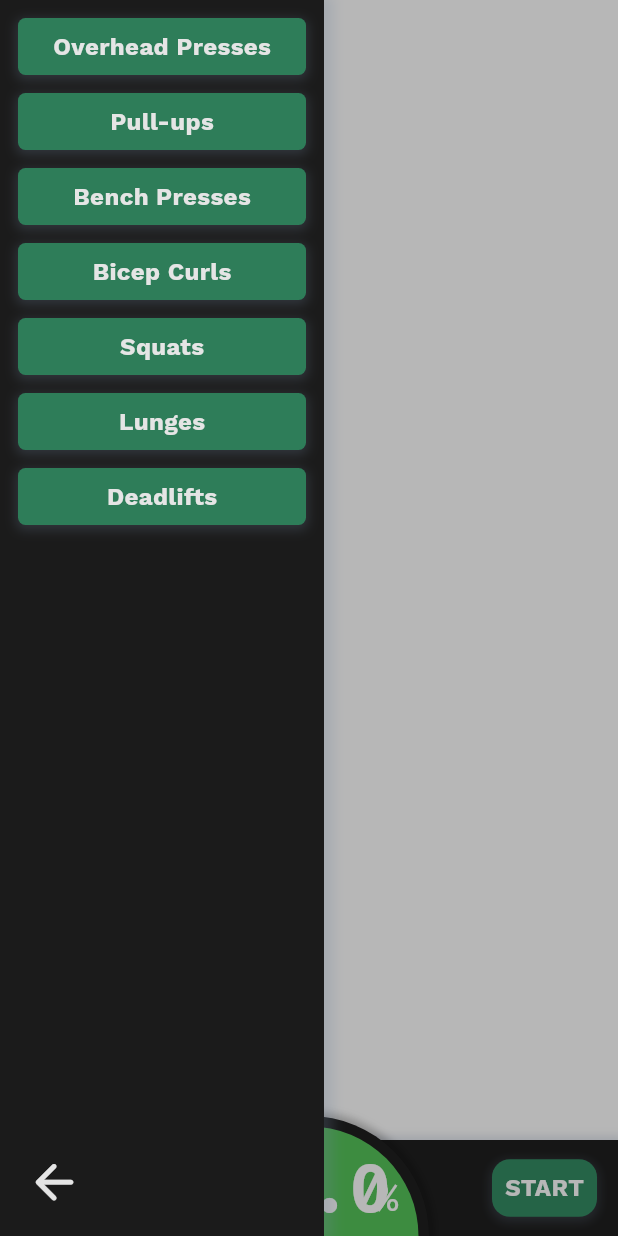
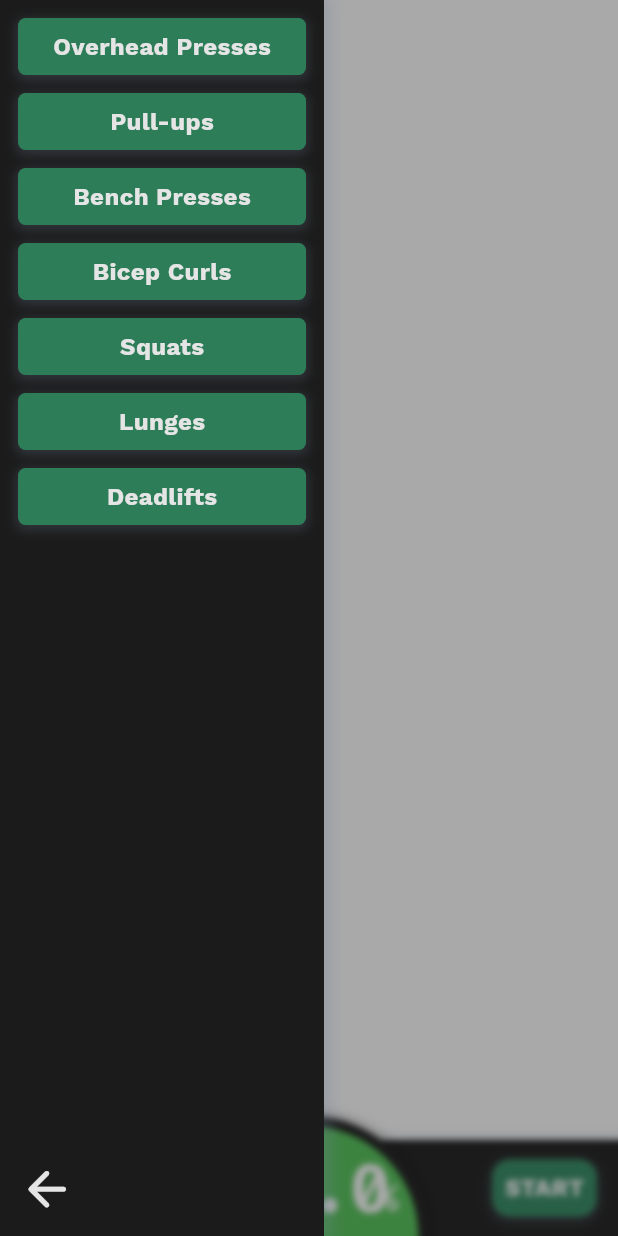
Before and after one commit to MackOfalda125/flexfit-app, a Flutter app: the screen it shows after launch, after a tap on the "menu" icon, on a phone screen of 412 x 824 dp. Run offline on Flutter 3.47's test engine with Material 3 defaults, Android fonts, the phone set to English and light mode, and no system bars; our stand-ins replace loading_animation_widget.

Commit message:
Polish some animations

```diff
--- a/lib/features/home/bottom_app_bar.dart
+++ b/lib/features/home/bottom_app_bar.dart
@@ -51,15 +51,13 @@ class _CustomBottomAppBarState extends State<CustomBottomAppBar> {
                 children: [
                   Padding(
                     padding: EdgeInsets.only(left: 12),
-                    child: IconButton(
-                      icon: const Icon(
+                    child: InkWell(
+                      onTap: widget.onMenuPressed,
+                      child: Icon(
                         Icons.menu_rounded,
                         color: AppColors.primaryText,
                         size: 38.4,
                       ),
-                      onPressed: widget.onMenuPressed,
-                      padding: EdgeInsets.zero,
-                      constraints: BoxConstraints(),
                     ),
                   ),
                   Padding(
--- a/lib/features/home/exercise_menu_panel.dart
+++ b/lib/features/home/exercise_menu_panel.dart
@@ -45,15 +45,13 @@ class ExerciseMenuPanel extends StatelessWidget {
             alignment: Alignment.centerLeft,
             child: Padding(
               padding: EdgeInsets.only(left: 12, bottom: 12),
-              child: IconButton(
-                icon: const Icon(
+              child: InkWell(
+                onTap: onBackPressed,
+                child: const Icon(
                   Icons.arrow_back_rounded,
                   color: AppColors.primaryText,
                   size: 38.4,
                 ),
-                onPressed: onBackPressed,
-                padding: EdgeInsets.zero,
-                constraints: BoxConstraints(),
               ),
             ),
           ),
--- a/lib/features/home/home_screen.dart
+++ b/lib/features/home/home_screen.dart
@@ -1,3 +1,4 @@
+import 'dart:ui';
 import 'package:flutter/material.dart';
 import 'package:app/core/constants.dart';
 import 'package:app/features/home/bottom_app_bar.dart';
@@ -38,12 +39,14 @@ class _HomeScreenState extends State<HomeScreen> {
           if (_isMenuOpen)
             GestureDetector(
               onTap: _toggleMenu,
-              child: Container(color: Colors.black.withOpacity(0.2)),
+              child: BackdropFilter(
+                  filter: ImageFilter.blur(sigmaX: 2, sigmaY: 2),
+                  child: Container(color: Color(0x4C1B1B1B))),
             ),
 
           // Sliding panel
           AnimatedPositioned(
-            duration: const Duration(milliseconds: 300),
+            duration: const Duration(milliseconds: 100),
             left: _isMenuOpen ? 0 : -230,
             top: 0,
             bottom: 0,
--- a/lib/features/loading/loading_screen.dart
+++ b/lib/features/loading/loading_screen.dart
@@ -1,6 +1,7 @@
 import 'package:flutter/material.dart';
 import 'package:app/core/constants.dart';
 import 'package:loading_animation_widget/loading_animation_widget.dart';
+import 'package:app/features/home/home_screen.dart';
 
 class LoadingScreen extends StatefulWidget {
   const LoadingScreen({super.key});
@@ -11,6 +12,19 @@ class LoadingScreen extends StatefulWidget {
 
 class _LoadingScreenState extends State<LoadingScreen> {
   //TODO: Camera Permission, Load Models
+
+  @override
+  void initState() {
+    // TODO: implement initState
+    super.initState();
+
+    Future.delayed(const Duration(seconds: 2), () {
+      Navigator.pushReplacement(
+        context,
+        MaterialPageRoute(builder: (context) => const HomeScreen()),
+      );
+    });
+  }
 
   @override
   Widget build(BuildContext context) {
--- a/lib/main.dart
+++ b/lib/main.dart
@@ -1,7 +1,6 @@
 import 'package:flutter/material.dart';
 import 'package:app/features/loading/loading_screen.dart';
 import 'package:app/features/home/home_screen.dart';
-import 'package:app/features/home/test_screen.dart';
 
 void main() async {
   WidgetsFlutterBinding.ensureInitialized();
@@ -16,11 +15,10 @@ class MyApp extends StatelessWidget {
     return MaterialApp(
       title: 'FlexFit',
       debugShowCheckedModeBanner: false,
-      initialRoute: '/home',
+      initialRoute: '/',
       routes: {
         '/': (context) => const LoadingScreen(),
         '/home': (context) => const HomeScreen(),
-        '/test': (context) => const TestScreen()
       },
     );
   }
```
Also changed, not shown: lib/features/home/test_screen.dart (deleted, +0 -26 lines).
